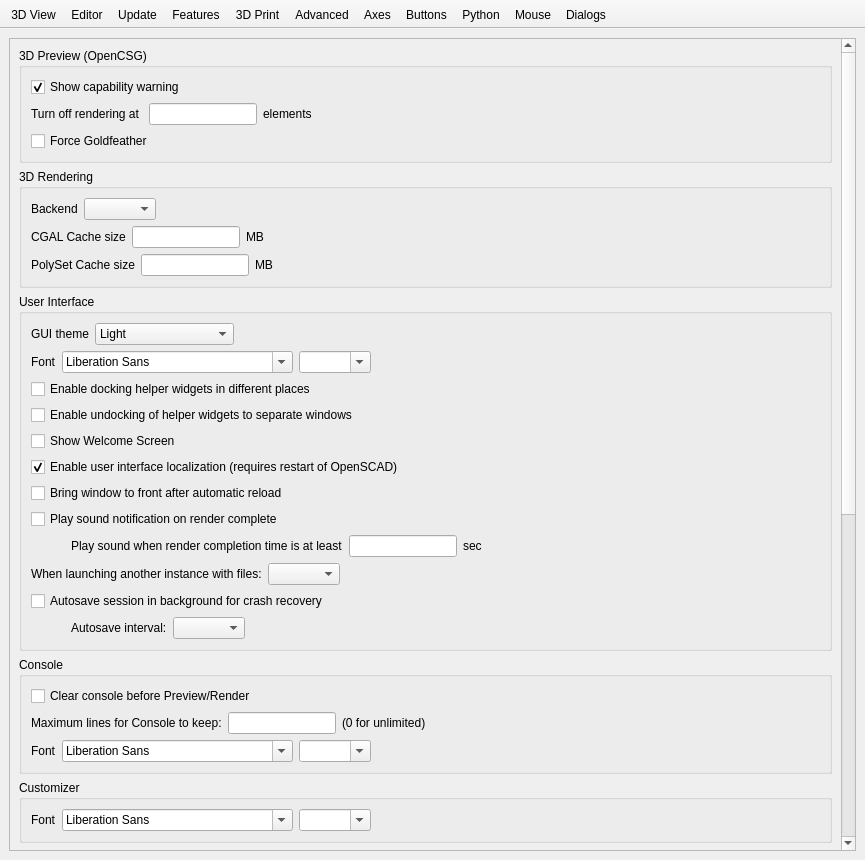
First picture: the form in src/gui/Preferences.ui, repository pythonscad/pythonscad, before the edit.
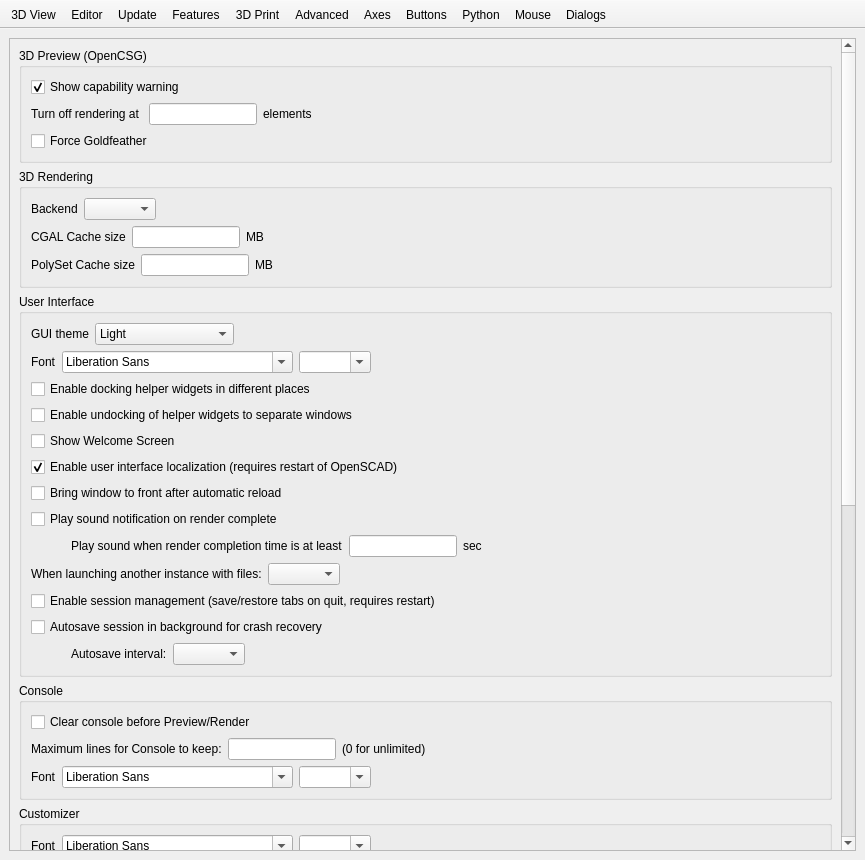
Second picture: the form after the edit. Icons and pictures are not drawn. Custom widgets are drawn as their Qt base class.

Commit message:
feat(gui): add runtime toggle for session management
Add a "Enable session management" checkbox to the Advanced preferences
tab that gates session save/restore, autosave, and crash recovery behind
an opt-in toggle (default: off).

When disabled:
- Existing session and autosave files are removed on startup
- The quit flow shows per-window UnsavedChangesDialog instead of
  saving sessions
- Autosave timer is not started
- The autosave preference controls are greyed out

Single-instance IPC and the UnsavedChangesDialog remain active
regardless of the toggle state.

Made-with: Cursor

The edit to the form file:
```diff
--- a/src/gui/Preferences.ui
+++ b/src/gui/Preferences.ui
@@ -2376,6 +2376,13 @@
                  </item>
                 </layout>
                </item>
+               <item>
+                <widget class="QCheckBox" name="checkBoxSessionManagementEnabled">
+                 <property name="text">
+                  <string>Enable session management (save/restore tabs on quit, requires restart)</string>
+                 </property>
+                </widget>
+               </item>
                <item>
                 <widget class="QCheckBox" name="checkBoxAutosaveSessionEnabled">
                  <property name="text">
```
The commit also changes 6 other files.
